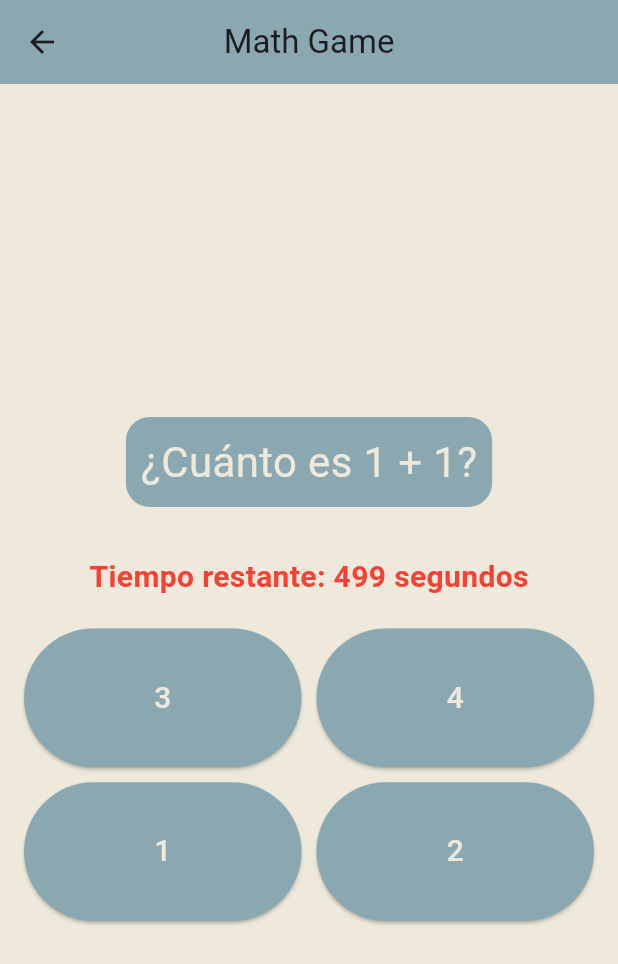
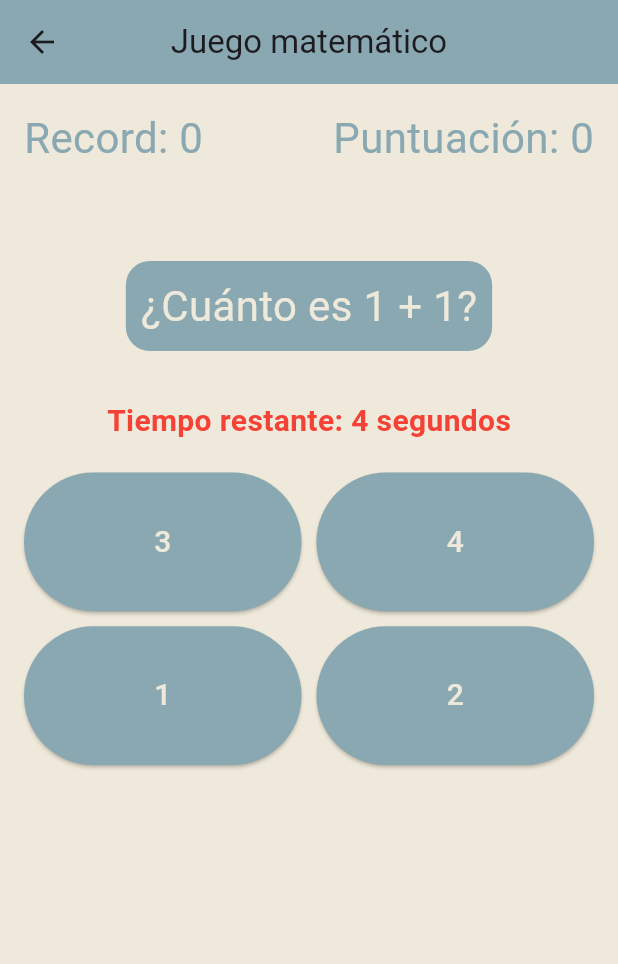
Before and after one commit to LuisM935/Residencia, a Flutter app: the MathGame screen opened directly, on a phone screen of 412 x 824 dp. Shown: the top 964 px of the screen. Run offline on Flutter 3.47's test engine with Material 3 defaults, Android fonts, the phone set to English and light mode, and no system bars.

Commit message:
juegos actualizados

```diff
--- a/resapp/lib/games/mathGame/math_game.dart
+++ b/resapp/lib/games/mathGame/math_game.dart
@@ -16,8 +16,10 @@ class _MathGameState extends State<MathGame> {
   int correctAnswer = 0; // Valor predeterminado.
   List<int> options = []; // Valor predeterminado.
   late Timer timer;
-  int timeLeft = 500; // Tiempo límite por pregunta.
+  int timeLeft = 5; // Tiempo límite por pregunta.
   bool isGameOver = false;
+  int puntuacion = 0;
+  int record = 0;
 
   final Random random = Random();
 
@@ -89,6 +91,7 @@ void generateNewQuestion() {
         } else {
           timer.cancel();
           isGameOver = true; // Fin del juego si el tiempo se agota.
+          puntuacion = 0;
         }
       });
     });
@@ -97,7 +100,11 @@ void generateNewQuestion() {
   void checkAnswer(int selectedAnswer) {
     if (selectedAnswer == correctAnswer) {
       setState(() {
-        timeLeft = 7; // Reiniciar tiempo.
+        timeLeft = 5 ; // Reiniciar tiempo.
+        puntuacion++;
+        if(puntuacion > record){
+          record++;
+        }
         generateNewQuestion(); // Generar nueva pregunta.
       });
     }
@@ -109,7 +116,7 @@ void generateNewQuestion() {
       backgroundColor: Colores.qColor,
       appBar: AppBar(
         backgroundColor: Colores.pColor,
-        title: Text('Math Game'),
+        title: Text('Juego matemático'),
         centerTitle: true,
       ),
       body: isGameOver
@@ -131,7 +138,7 @@ void generateNewQuestion() {
                     onPressed: () {
                       setState(() {
                         isGameOver = false;
-                        timeLeft = 7;
+                        timeLeft = 5;
                         generateNewQuestion();
                         startTimer();
                       });
@@ -145,9 +152,31 @@ void generateNewQuestion() {
 
           : Padding(
               padding: const EdgeInsets.all(16.0),
+
               child: Column(
-                mainAxisAlignment: MainAxisAlignment.center,
-                children: [
+
+
+                   children: [
+
+
+                   Row(
+                    mainAxisAlignment: MainAxisAlignment.spaceBetween,
+                     children: [
+                      Text(
+                            'Record: $record',
+                            style: TextStyle(fontSize: 28, color: Colores.pColor),
+                            textAlign: TextAlign.right,
+                          ),
+                       Text(
+                            'Puntuación: $puntuacion',
+                            style: TextStyle(fontSize: 28, color: Colores.pColor),
+                            textAlign: TextAlign.right,
+                          ),
+                     ],
+                   ),
+
+                  SizedBox(height: 50),
+
                   Padding(
                     padding: EdgeInsets.all(12.0),
                     child: Container(
--- a/resapp/lib/main.dart
+++ b/resapp/lib/main.dart
@@ -12,6 +12,7 @@ class MyApp extends StatelessWidget {
   Widget build(BuildContext context) {
     return MaterialApp(
       debugShowCheckedModeBanner: false,
+      showSemanticsDebugger: false,
       title: 'Flutter Demo',
       theme: ThemeData(
         primarySwatch: Colors.blue,
```
Also changed, not shown: resapp/lib/games/attentionGame/attention_game.dart (+9 -6 lines).
